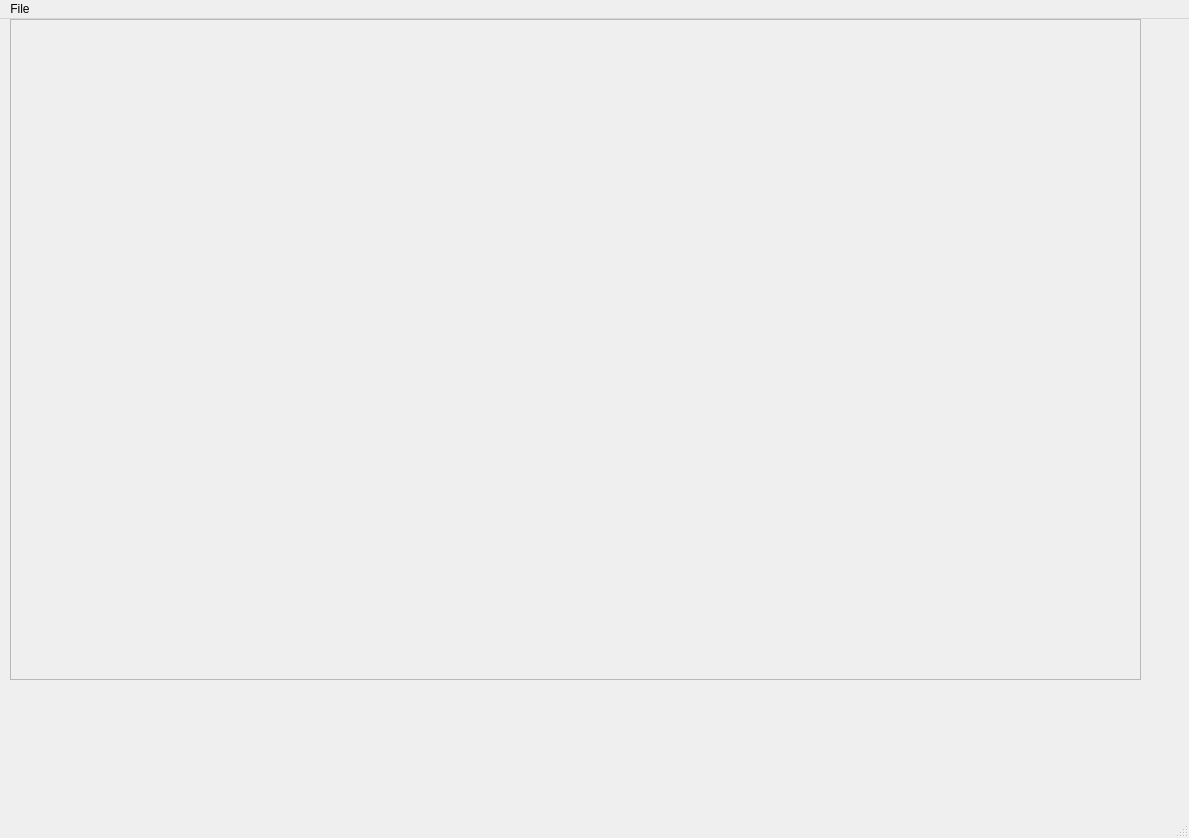
Qt form mainwindow.ui (Reedzit/BallProject) before a commit.
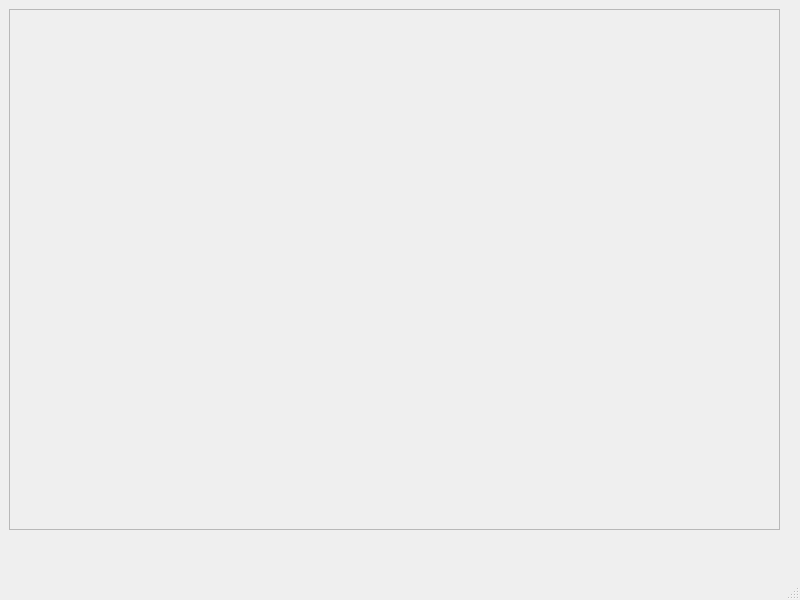
The same form after that commit.

```diff
--- a/mainwindow.ui
+++ b/mainwindow.ui
@@ -6,8 +6,8 @@
    <rect>
     <x>0</x>
     <y>0</y>
-    <width>1189</width>
-    <height>838</height>
+    <width>800</width>
+    <height>600</height>
    </rect>
   </property>
   <property name="windowTitle">
@@ -17,10 +17,10 @@
    <widget class="QFrame" name="frame">
     <property name="geometry">
      <rect>
-      <x>10</x>
-      <y>0</y>
-      <width>1131</width>
-      <height>661</height>
+      <x>9</x>
+      <y>9</y>
+      <width>771</width>
+      <height>521</height>
      </rect>
     </property>
     <property name="frameShape">
@@ -36,17 +36,10 @@
     <rect>
      <x>0</x>
      <y>0</y>
-     <width>1189</width>
+     <width>800</width>
      <height>25</height>
     </rect>
    </property>
-   <widget class="QMenu" name="menuBall_Project">
-    <property name="title">
-     <string>File</string>
-    </property>
-    <addaction name="actionfile"/>
-   </widget>
-   <addaction name="menuBall_Project"/>
   </widget>
   <widget class="QStatusBar" name="statusbar"/>
   <action name="actionfile">
```
Left out of the diff: 5 changed lines with no effect on the pictures.
